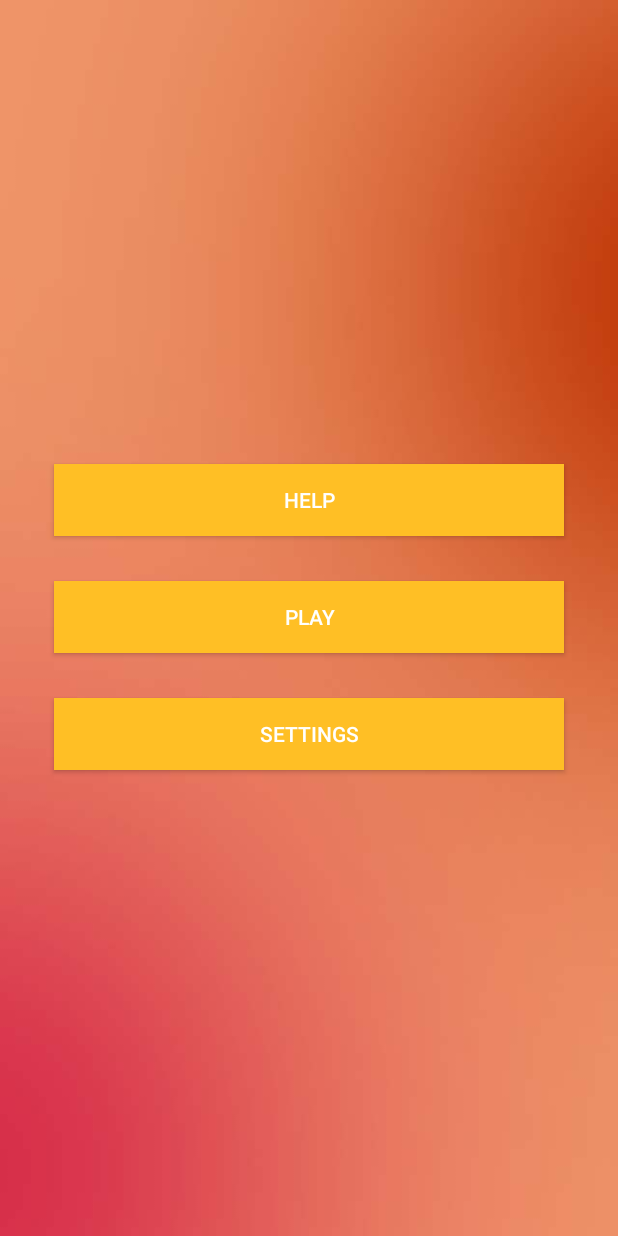
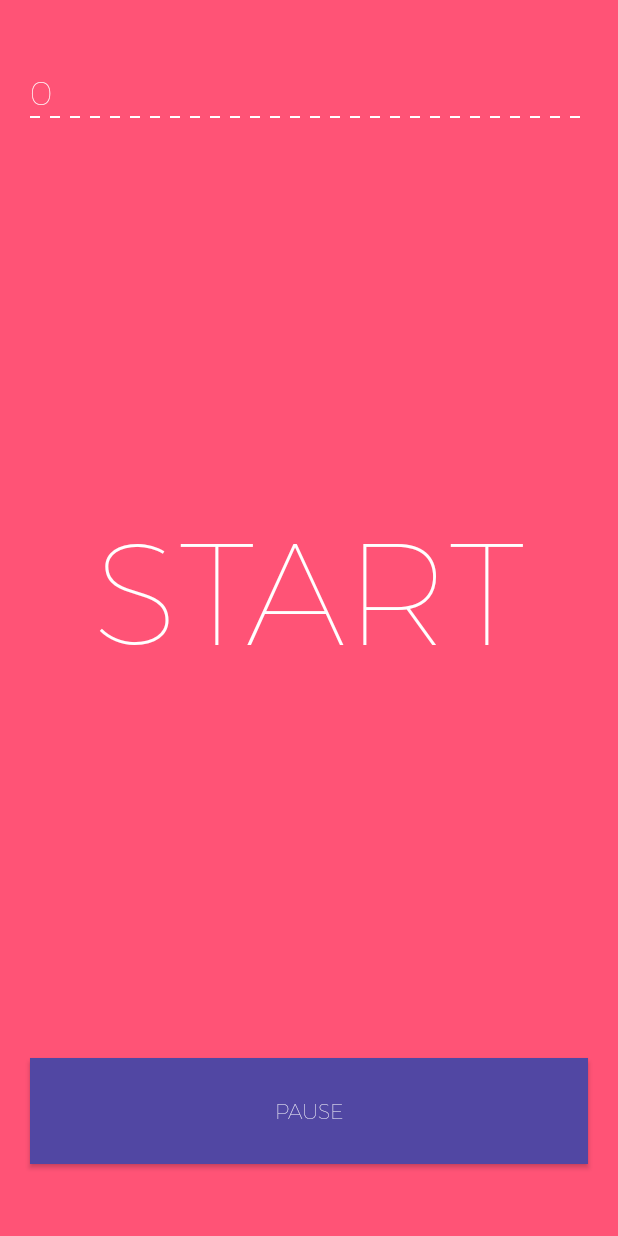
Before and after one commit to srichakradhar/Crazy3, an Android app: the screen it shows after launch (MainActivity before the commit, GameActivity after it), on a phone screen of 412 x 824 dp. Run offline under Robolectric (Android 15) with nearby library versions, the phone set to English and light mode, and no system bars.

Commit message:
single screen flat makeover

```diff
--- a/app/src/main/AndroidManifest.xml
+++ b/app/src/main/AndroidManifest.xml
@@ -8,14 +8,14 @@
         android:label="@string/app_name"
         android:supportsRtl="true"
         android:theme="@style/AppTheme" >
-        <activity android:name=".MainActivity" >
+        <activity android:name=".GameActivity" >
             <intent-filter>
                 <action android:name="android.intent.action.MAIN" />
 
                 <category android:name="android.intent.category.LAUNCHER" />
             </intent-filter>
         </activity>
-        <activity android:name=".GameActivity" >
+        <activity android:name=".MainActivity" >
         </activity>
     </application>
 
--- a/app/src/main/java/com/chukree/thumbsdown/GameActivity.java
+++ b/app/src/main/java/com/chukree/thumbsdown/GameActivity.java
@@ -1,7 +1,7 @@
 package com.chukree.thumbsdown;
 
 import android.app.Activity;
-import android.graphics.Color;
+import android.graphics.Typeface;
 import android.os.Bundle;
 import android.os.Handler;
 import android.util.Log;
@@ -9,27 +9,32 @@ import android.view.View;
 import android.widget.Button;
 import android.widget.TextView;
 
-import java.util.Timer;
-
 public class GameActivity extends Activity {
 
-    Button btnTap;
-    Timer timer = new Timer();
+    private Button btnTap, btnPause;
     int count = 0;
     long timerPeriod = 1000;
-    private int multiple = 3, score = 0, hiScore = 0, lives = 3, level = 1, lastTapNum = 0;
+    private int multiple = 3, hiScore = 0, lives = 3, level = 1, lastTapNum = 0;
+    private static int score = 0;
     TextView tvScore;
     private boolean gameStarted = false;
     private String TAG = GameActivity.class.toString();
     private Handler handler = new Handler();
+    private Typeface tfMontserrat;
 
     @Override
     protected void onCreate(Bundle savedInstanceState) {
         super.onCreate(savedInstanceState);
         setContentView(R.layout.activity_game);
 
+        tfMontserrat = Typeface.createFromAsset(getAssets(),"fonts/Montserrat-Hairline.otf");
+
         btnTap = (Button) findViewById(R.id.button_tap);
+        btnPause = (Button) findViewById(R.id.button_pause);
         tvScore = (TextView) findViewById(R.id.tvScore);
+        btnTap.setTypeface(tfMontserrat);
+        btnPause.setTypeface(tfMontserrat);
+        tvScore.setTypeface(tfMontserrat);
 
         btnTap.setOnClickListener(new View.OnClickListener() {
             @Override
@@ -37,6 +42,21 @@ public class GameActivity extends Activity {
 
                 if (timerPeriod > 50 && gameStarted) {
                     timerPeriod -= 50;
+                }
+
+                if (btnTap.getText().toString().equals("Start")) {
+
+                    // Set Clock1.TimerEnabled to true
+                    handler.postDelayed(runnable, timerPeriod);
+
+                    // set btnPause.Visible to true
+
+                    // set "GameStarted" to true
+                    gameStarted = true;
+
+                    // set lastTapNum to 0
+                    lastTapNum = 0;
+
                 }
 
                 if(gameStarted){
@@ -47,17 +67,17 @@ public class GameActivity extends Activity {
                         // TODO: call Sound1.play
 
                         // if global count ≠ 0
-                        if(count != 0){
+                        if(count > 0){
                             lastTapNum = count;
                             score += 1;
                         }
 
-                        tvScore.setText("" + score);
                     }
                     // user tapped on a wrong number!
                     else{
 
-                        score -= 1; lives -= 1;
+                        score -= 1;
+                        lives -= 1;
 
                         // TODO: call Sound2.play
 
@@ -66,20 +86,6 @@ public class GameActivity extends Activity {
                         // TODO: A mechanism to alert the wrong doing (e.g. changing bg & fg colors)
                     }
 
-                    if (btnTap.getText().toString().equals("Start")) {
-
-                        // Set Clock1.TimerEnabled to true
-                        handler.postDelayed(runnable, timerPeriod);
-
-                        // set btnPause.Visible to true
-
-                        // set "GameStarted" to true
-                        gameStarted = true;
-
-                        // set lastTapNum to 0
-                        lastTapNum = 0;
-
-                    }
                 }
                 // clicked btnTap to RESET the game
                 else{
@@ -88,10 +94,16 @@ public class GameActivity extends Activity {
                     timerPeriod = 1000;
                     // TODO Set lblLives.Text to ❤❤❤ or ♥♥♥ and ♡♡♡
 
+                    btnTap.setTextSize(96);
+                    runnable.run();
                 }
 
                 // set btnTap.Enabled to false
                 btnTap.setEnabled(false);
+
+                // update the score
+                tvScore.setText(String.format("%d", score));
+
             }
         });
     }
@@ -104,6 +116,7 @@ public class GameActivity extends Activity {
             count += 1;
             btnTap.setText(String.valueOf(count));
             Log.d(TAG, "Firing after + " + timerPeriod + "ms");
+            btnTap.setEnabled(true);
 
             // TODO: Change back the color of the text to normal (from colors for "tapped wrongly")
 
@@ -152,31 +165,36 @@ public class GameActivity extends Activity {
                 }
             }else if(level >= 4){
                 // change btnTap background color
-                btnTap.setBackgroundColor(Color.argb(255, 214, 255, 143));
+                // btnTap.setBackgroundColor(Color.argb(255, 214, 255, 143));
                 timerPeriod = 250;
             }else if(level >= 3){
                 // change btnTap background color
-                btnTap.setBackgroundColor(Color.argb(255, 203, 255, 143));
+                // btnTap.setBackgroundColor(Color.argb(255, 203, 255, 143));
                 timerPeriod = 500;
                 if(score >= 7){
                     level = 4;
                 }
             }else if(level >= 2){
                 // change btnTap background color
-                btnTap.setBackgroundColor(Color.argb(255, 143, 255, 143));
+                // btnTap.setBackgroundColor(Color.argb(255, 143, 255, 143));
                 timerPeriod = 750;
                 if(score >= 5){
                     level = 3;
                 }
             }else{
-                btnTap.setBackgroundColor(Color.argb(255, 143, 255, 143));
+                // btnTap.setBackgroundColor(Color.argb(255, 143, 255, 143));
                 timerPeriod = 1000;
                 if(score >= 2){
                     level = 2;
                 }
             }
 
-            handler.postDelayed(runnable, timerPeriod);
+            if(gameStarted){
+                handler.postDelayed(runnable, timerPeriod);
+            }else {
+                btnTap.setTextSize(24);
+                btnTap.setText("Sorry! You ran out of lives!\n Touch to try Again...");
+            }
         }
     };
 
--- /dev/null
+++ b/app/src/main/res/drawable/line.xml
@@ -0,0 +1,26 @@
+<!--<?xml version="1.0" encoding="UTF-8"?>-->
+<!--<shape xmlns:android="http://schemas.android.com/apk/res/android">-->
+    <!--<solid android:color="#00FFFFFF" />-->
+    <!--<stroke android:bottom="2dp" android:width="2dp" android:color="#FFFFFF" />-->
+    <!--<padding android:bottom="2dp" />-->
+<!--</shape>-->
+<layer-list xmlns:android="http://schemas.android.com/apk/res/android">
+
+    <item>
+        <shape android:shape="rectangle" >
+            <solid android:color="#001bd4f6" />
+        </shape>
+    </item>
+
+    <item android:top="-2dp" android:right="-2dp" android:left="-2dp">
+        <shape>
+            <solid android:color="@android:color/transparent" />
+            <stroke
+                android:dashGap="10px"
+                android:dashWidth="10px"
+                android:width="1dp"
+                android:color="#ffffff" />
+        </shape>
+    </item>
+
+</layer-list>
--- a/app/src/main/res/layout/activity_game.xml
+++ b/app/src/main/res/layout/activity_game.xml
@@ -2,7 +2,7 @@
 <LinearLayout xmlns:android="http://schemas.android.com/apk/res/android"
     android:orientation="vertical" android:layout_width="match_parent"
     android:layout_height="match_parent"
-    android:background="@drawable/main_background"
+    android:background="#ff5376"
     android:gravity="center">
 
     <View
@@ -11,37 +11,22 @@
         android:layout_weight="0.1" >
     </View>
 
-    <LinearLayout
-        android:orientation="horizontal"
+    <TextView
         android:layout_width="match_parent"
         android:layout_height="wrap_content"
+        android:textAppearance="?android:attr/textAppearanceLarge"
+        android:text="0"
+        android:id="@+id/tvScore"
+        android:layout_weight="0.01"
+        android:textColor="#ffffff"
+        android:textStyle="bold"
+        android:background="@drawable/line"
         android:layout_gravity="center_horizontal"
-        android:layout_weight="0.05">
-
-        <TextView
-            android:layout_width="fill_parent"
-            android:layout_height="wrap_content"
-            android:textAppearance="?android:attr/textAppearanceLarge"
-            android:text="Score : "
-            android:id="@+id/tvScoreLabel"
-            android:gravity="end"
-            android:layout_weight="0.05"
-            android:textColor="#ffffff"
-            android:textAlignment="textEnd"
-            android:textStyle="bold" />
-
-        <TextView
-            android:layout_width="fill_parent"
-            android:layout_height="wrap_content"
-            android:layout_gravity="start"
-            android:textAlignment="textStart"
-            android:textAppearance="?android:attr/textAppearanceLarge"
-            android:text="0"
-            android:id="@+id/tvScore"
-            android:layout_weight="0.05"
-            android:textColor="#ffffff"
-            android:textStyle="bold" />
-    </LinearLayout>
+        android:foregroundGravity="center"
+        android:gravity="left"
+        android:singleLine="true"
+        android:layout_marginLeft="20dp"
+        android:layout_marginRight="20dp" />
 
     <Button
         android:layout_width="match_parent"
@@ -57,7 +42,7 @@
         android:gravity="center"
         android:padding="@dimen/abc_button_padding_horizontal_material"
         android:textColor="#ffffff"
-        android:textSize="48sp"
+        android:textSize="96sp"
         android:textStyle="bold" />
 
     <Button
@@ -67,7 +52,7 @@
         android:text="Pause"
         android:id="@+id/button_pause"
         android:layout_centerHorizontal="true"
-        android:background="@color/main_button"
+        android:background="#5147A3"
         android:layout_margin="@dimen/abc_action_bar_subtitle_top_margin_material"
         android:padding="@dimen/abc_button_padding_vertical_material"
         android:textColor="#ffffff"
--- a/app/src/main/res/layout/activity_main.xml
+++ b/app/src/main/res/layout/activity_main.xml
@@ -6,7 +6,7 @@
     android:paddingRight="@dimen/activity_horizontal_margin"
     android:paddingTop="@dimen/activity_vertical_margin"
     android:paddingBottom="@dimen/activity_vertical_margin" tools:context=".MainActivity"
-    android:background="@drawable/main_background"
+    android:background="#5147A3"
     android:gravity="center">
 
     <View
@@ -58,7 +58,7 @@
         android:layout_width="match_parent"
         android:layout_height="wrap_content"
         android:text="Settings"
-        android:id="@+id/button"
+        android:id="@+id/button_settings"
         android:background="@color/main_button"
         android:padding="@dimen/abc_button_padding_vertical_material"
         android:layout_below="@+id/button_play"
--- a/app/src/main/res/values/colors.xml
+++ b/app/src/main/res/values/colors.xml
@@ -3,5 +3,5 @@
     <color name="colorPrimary">#3F51B5</color>
     <color name="colorPrimaryDark">#303F9F</color>
     <color name="colorAccent">#FF4081</color>
-    <color name="main_button">#FFBF25</color>
+    <color name="main_button">#FF6666</color>
 </resources>
```
Also changed, not shown: app/src/main/java/com/chukree/thumbsdown/MainActivity.java (+10 -1 lines), app/src/main/assets/fonts/Montserrat-Hairline.otf (added).
